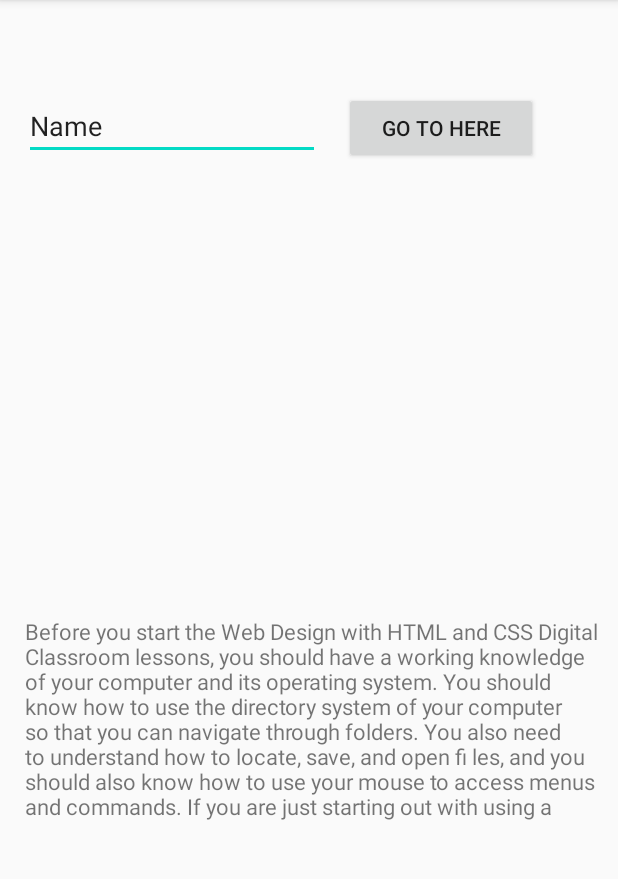
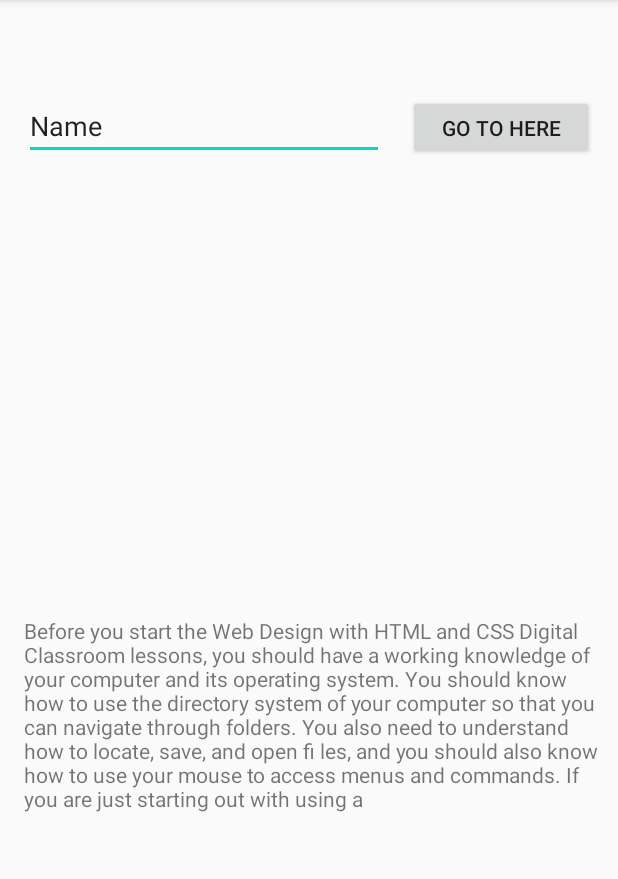
Before and after one commit to Romelixer/Uni_Cook, an Android app: the screen it shows after launch (MainActivity), on a phone screen of 412 x 824 dp, the part 84-963 px from its top. Run offline under Robolectric (Android 15) with nearby library versions, the phone set to English and light mode, and no system bars.

Commit message:
Update for master

```diff
--- a/app/src/main/res/layout/activity_main.xml
+++ b/app/src/main/res/layout/activity_main.xml
@@ -8,15 +8,14 @@
 
     <TextView
         android:id="@+id/textView"
-        android:layout_width="390dp"
+        android:layout_width="0dp"
         android:layout_height="157dp"
         android:layout_marginStart="16dp"
-        android:layout_marginLeft="16dp"
         android:layout_marginTop="392dp"
         android:layout_marginEnd="5dp"
+        android:layout_marginLeft="16dp"
         android:layout_marginRight="5dp"
         android:layout_marginBottom="182dp"
-        android:autoSizeTextType="uniform"
         android:text="@string/Description"
         app:layout_constraintBottom_toBottomOf="parent"
         app:layout_constraintEnd_toEndOf="parent"
@@ -29,8 +28,11 @@
         android:layout_height="wrap_content"
         android:layout_marginStart="16dp"
         android:layout_marginLeft="16dp"
+        android:layout_marginRight="5dp"
         android:layout_marginBottom="277dp"
+        android:autofillHints="@string/hint_text"
         android:ems="10"
+        android:hint="@string/hint_text"
         android:inputType="textPersonName"
         android:text="@string/Nm"
         app:layout_constraintBottom_toTopOf="@+id/textView"
@@ -43,12 +45,11 @@
 
     <Button
         android:id="@+id/button"
-        android:layout_width="129dp"
-        android:layout_height="wrap_content"
+        android:layout_width="124dp"
+        android:layout_height="43dp"
         android:layout_marginStart="16dp"
-        android:layout_marginLeft="16dp"
-        android:layout_marginEnd="53dp"
-        android:layout_marginRight="53dp"
+        android:layout_marginEnd="16dp"
+        android:layout_marginRight="16dp"
         android:text="@string/Btn"
         app:layout_constraintBaseline_toBaselineOf="@+id/editTextTextPersonName"
         app:layout_constraintEnd_toEndOf="parent"
```
